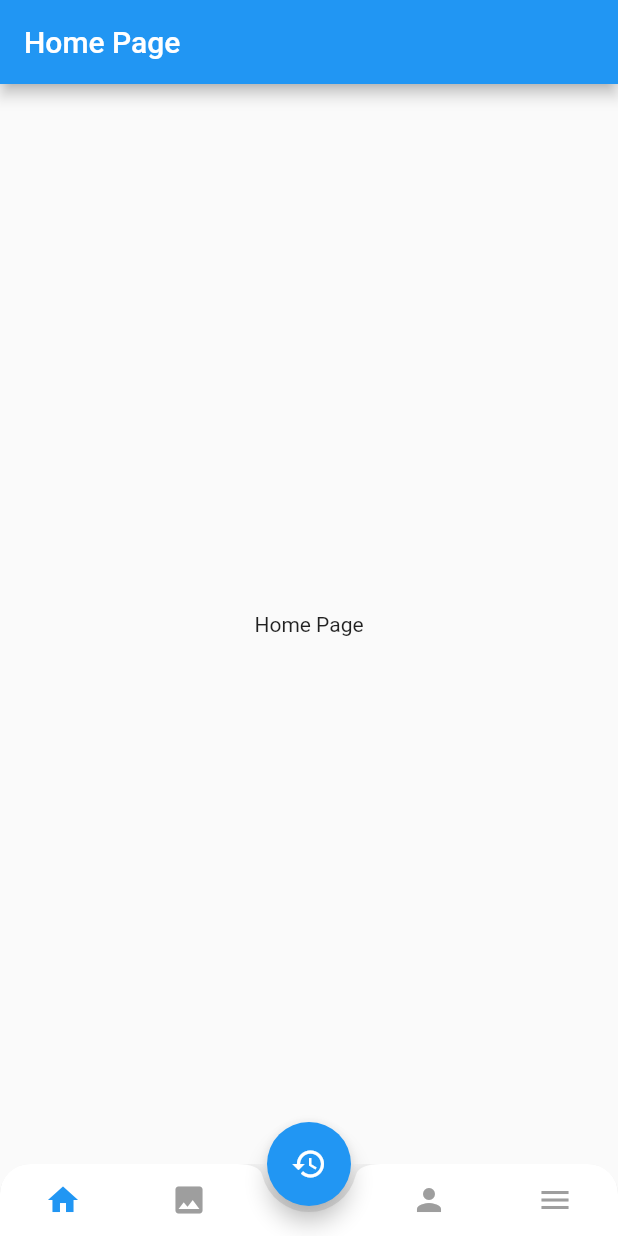
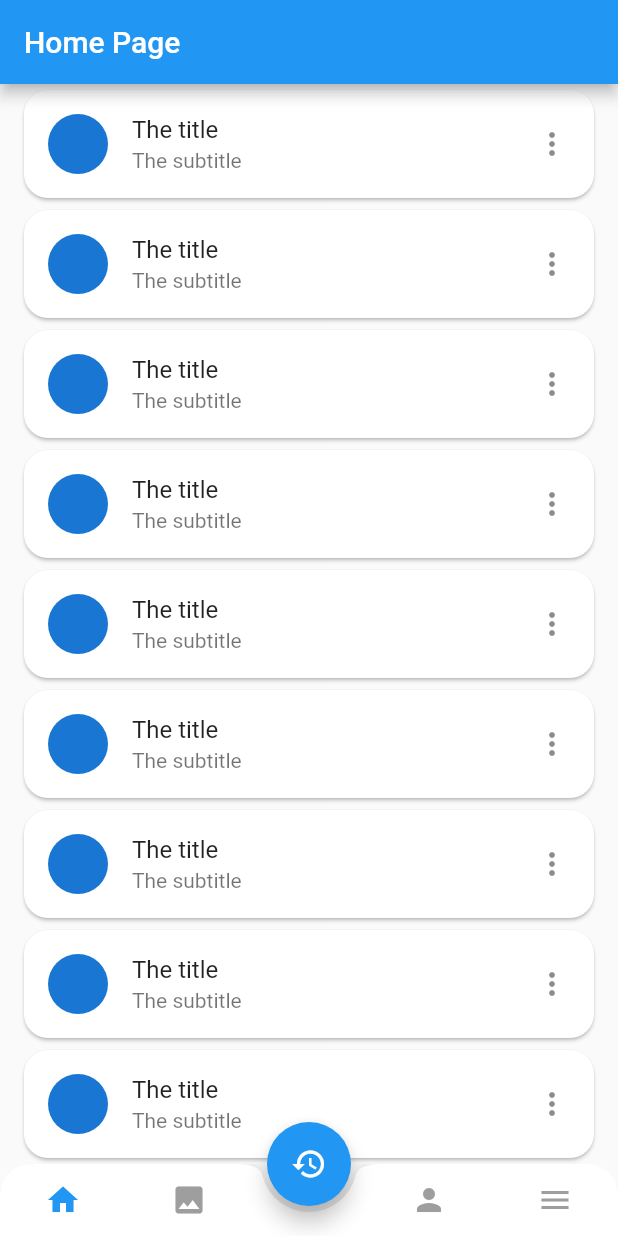
Before and after one commit to chornthorn/flutter_with_api, a Flutter app: the screen it shows after launch, on a phone screen of 412 x 824 dp. Run offline on Flutter 3.47's test engine with Material 2 defaults, Android fonts, the phone set to English and light mode, and no system bars.

Commit message:
add item list in home page

```diff
--- a/lib/views/pages/home_page.dart
+++ b/lib/views/pages/home_page.dart
@@ -7,10 +7,24 @@ class HomePage extends StatelessWidget {
       appBar: AppBar(
         title: Text('Home Page'),
       ),
-      body: Container(
-        child: Center(
-          child: Text('Home Page'),
-        ),
+      body: ListView.builder(
+        itemCount: 20,
+        itemBuilder: (context, index) {
+          return Container(
+            padding: EdgeInsets.symmetric(horizontal: 12),
+            child: Card(
+              shape: RoundedRectangleBorder(
+                borderRadius: BorderRadius.circular(16),
+              ),
+              child: ListTile(
+                leading: CircleAvatar(),
+                title: Text('The title'),
+                subtitle: Text('The subtitle'),
+                trailing: Icon(Icons.more_vert),
+              ),
+            ),
+          );
+        },
       ),
     );
   }
```
